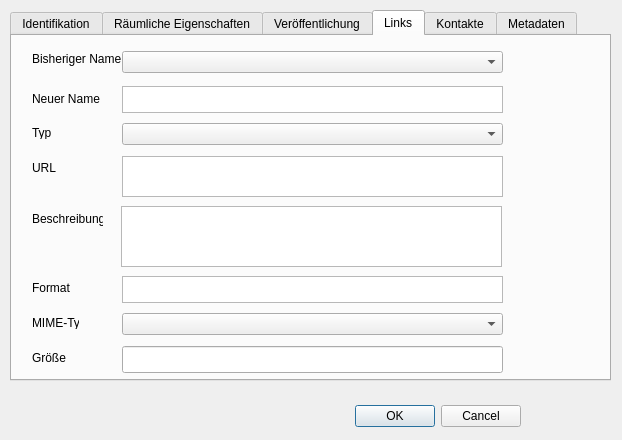
Old version of the form pg_metadata/resources/ui/edit_metadata_dialog.ui in the repository effjot/qgis-pgmetadata-plugin.
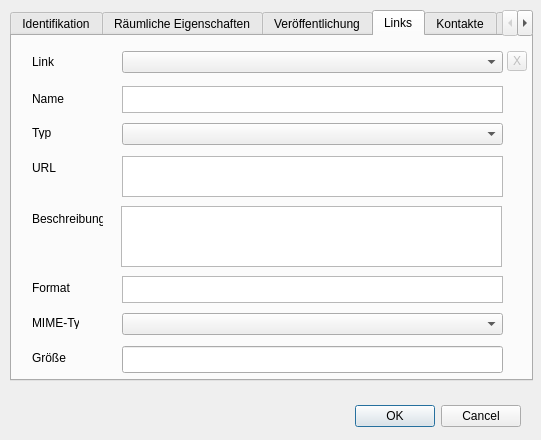
New version of the form. The open tabs and pages were chosen to show the change. Custom widgets are drawn as their Qt base class.

Commit message: WIP edit links, comboboxes

What changed in the file:
```diff
--- a/pg_metadata/resources/ui/edit_metadata_dialog.ui
+++ b/pg_metadata/resources/ui/edit_metadata_dialog.ui
@@ -6,7 +6,7 @@
    <rect>
     <x>0</x>
     <y>0</y>
-    <width>622</width>
+    <width>541</width>
     <height>440</height>
    </rect>
   </property>
@@ -34,7 +34,7 @@
     <rect>
      <x>10</x>
      <y>10</y>
-     <width>601</width>
+     <width>523</width>
      <height>371</height>
     </rect>
    </property>
@@ -362,13 +362,13 @@
      <property name="geometry">
       <rect>
        <x>20</x>
-       <y>15</y>
+       <y>18</y>
        <width>111</width>
        <height>16</height>
       </rect>
      </property>
      <property name="text">
-      <string>Bisheriger Name</string>
+      <string>Link</string>
      </property>
     </widget>
     <widget class="QLabel" name="label_8">
@@ -536,7 +536,7 @@
       </rect>
      </property>
      <property name="text">
-      <string>Neuer Name</string>
+      <string>Name</string>
      </property>
     </widget>
     <widget class="QTextEdit" name="textbox_link_name">
@@ -572,6 +572,22 @@
       </rect>
      </property>
     </widget>
+    <widget class="QToolButton" name="toolButton">
+     <property name="enabled">
+      <bool>false</bool>
+     </property>
+     <property name="geometry">
+      <rect>
+       <x>495</x>
+       <y>15</y>
+       <width>20</width>
+       <height>20</height>
+      </rect>
+     </property>
+     <property name="text">
+      <string>X</string>
+     </property>
+    </widget>
    </widget>
    <widget class="QWidget" name="contacts">
     <attribute name="title">
```
Left out of the diff: 8 changed lines with no effect on the pictures. The commit also changes 1 other file.
